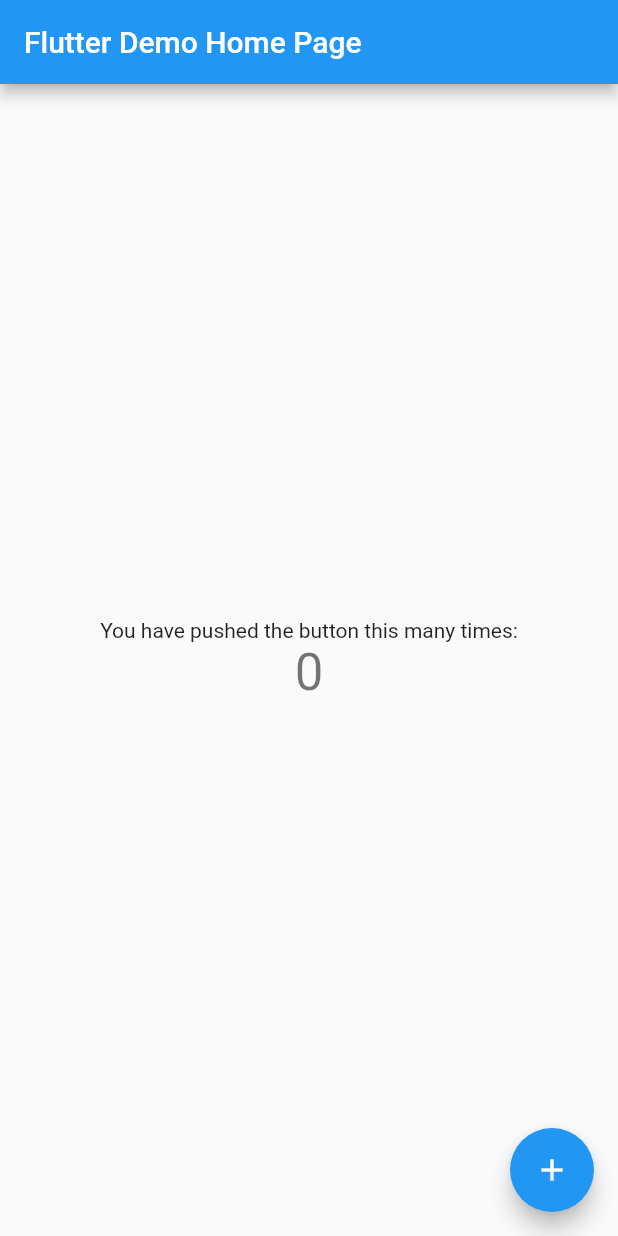
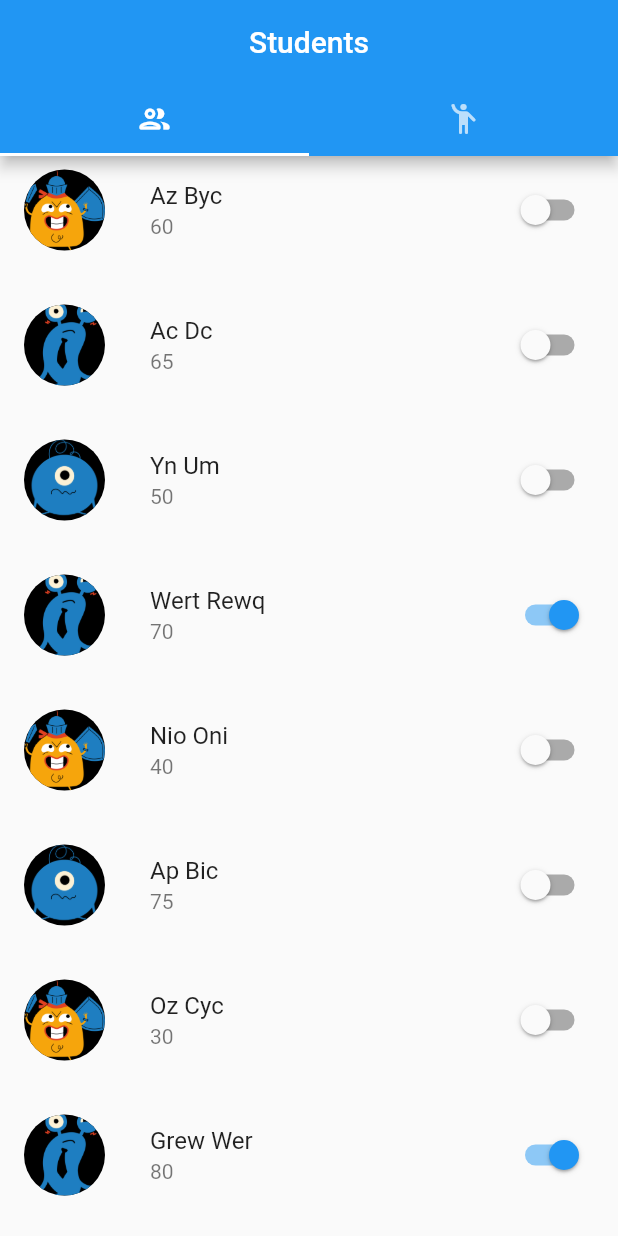
Before and after one commit to PaulRublev/devtools_flutter, a Flutter app: the screen it shows after launch, on a phone screen of 412 x 824 dp. Run offline on Flutter 3.47's test engine with Material 2 defaults, Android fonts, the phone set to English and light mode, and no system bars.

Commit message:
Task 1. Flutter Inspector

```diff
--- a/lib/main.dart
+++ b/lib/main.dart
@@ -1,11 +1,11 @@
 import 'package:flutter/material.dart';
 
 void main() {
-  runApp(const MyApp());
+  runApp(App());
 }
 
-class MyApp extends StatelessWidget {
-  const MyApp({super.key});
+class App extends StatelessWidget {
+  App({super.key});
 
   @override
   Widget build(BuildContext context) {
@@ -14,54 +14,205 @@
       theme: ThemeData(
         primarySwatch: Colors.blue,
       ),
-      home: const MyHomePage(title: 'Flutter Demo Home Page'),
+      home: HomePage(),
     );
   }
 }
 
-class MyHomePage extends StatefulWidget {
-  const MyHomePage({super.key, required this.title});
-
-  final String title;
+class HomePage extends StatefulWidget {
+  HomePage({super.key});
 
   @override
-  State<MyHomePage> createState() => _MyHomePageState();
+  State<HomePage> createState() => _HomePageState();
 }
 
-class _MyHomePageState extends State<MyHomePage> {
-  int _counter = 0;
-
-  void _incrementCounter() {
-    setState(() {
-      _counter++;
-    });
-  }
+class _HomePageState extends State<HomePage> {
+  final List<Student> studentsList = List.castFrom(students);
 
   @override
   Widget build(BuildContext context) {
-    return Scaffold(
-      appBar: AppBar(
-        title: Text(widget.title),
-      ),
-      body: Center(
-        child: Column(
-          mainAxisAlignment: MainAxisAlignment.center,
-          children: <Widget>[
-            const Text(
-              'You have pushed the button this many times:',
+    return MaterialApp(
+      home: DefaultTabController(
+        length: 2,
+        child: Scaffold(
+          appBar: AppBar(
+            bottom: TabBar(
+              onTap: (value) {
+                setState(() {});
+              },
+              tabs: [
+                Tab(icon: Icon(Icons.people_outline_rounded)),
+                Tab(icon: Icon(Icons.emoji_people_rounded)),
+              ],
             ),
-            Text(
-              '$_counter',
-              style: Theme.of(context).textTheme.headline4,
-            ),
-          ],
+            title: Text('Students'),
+            centerTitle: true,
+          ),
+          body: TabBarView(
+            children: [
+              makeStudentsView(),
+              makeActivistsView(),
+            ],
+          ),
         ),
-      ),
-      floatingActionButton: FloatingActionButton(
-        onPressed: _incrementCounter,
-        tooltip: 'Increment',
-        child: const Icon(Icons.add),
       ),
     );
   }
+
+  Widget makeStudentsView() {
+    return ListView.builder(
+      itemCount: studentsList.length,
+      itemBuilder: (context, index) {
+        return SizedBox(
+          height: 90,
+          child: ListTile(
+            horizontalTitleGap: 30,
+            leading: CircleAvatar(
+              radius: 27,
+              backgroundColor: Colors.black,
+              backgroundImage: AssetImage(studentsList[index].avatarPath),
+            ),
+            title: Text(studentsList[index].name),
+            subtitle: Text(studentsList[index].gpa.toString()),
+            trailing: Switch(
+              value: studentsList[index].isActivist,
+              onChanged: (value) async {
+                await showModalBottomSheet(
+                  context: context,
+                  builder: (context) => Column(
+                    mainAxisSize: MainAxisSize.min,
+                    children: [
+                      Padding(
+                        padding: EdgeInsets.all(15),
+                        child: value
+                            ? Text(
+                                'Add ${studentsList[index].name} with GPA: ${studentsList[index].gpa} to activists?',
+                              )
+                            : Text(
+                                'Remove ${studentsList[index].name} with GPA: ${studentsList[index].gpa} from activists?',
+                              ),
+                      ),
+                      Row(
+                        mainAxisAlignment: MainAxisAlignment.spaceEvenly,
+                        children: [
+                          ElevatedButton(
+                            onPressed: () {
+                              studentsList[index].isActivist = value;
+                              Navigator.pop(context);
+                            },
+                            child: Icon(Icons.check_rounded),
+                          ),
+                          OutlinedButton(
+                            onPressed: () {
+                              Navigator.pop(context);
+                            },
+                            child: Icon(Icons.close_rounded),
+                          ),
+                        ],
+                      ),
+                    ],
+                  ),
+                );
+                setState(() {});
+              },
+            ),
+          ),
+        );
+      },
+    );
+  }
+
+  Widget makeActivistsView() {
+    List<Student> activistsList =
+        studentsList.where((element) => element.isActivist).toList();
+    return ListView.builder(
+      itemCount: activistsList.length,
+      itemBuilder: (context, index) {
+        return SizedBox(
+          height: 90,
+          child: ListTile(
+            horizontalTitleGap: 30,
+            leading: CircleAvatar(
+              radius: 27,
+              backgroundColor: Colors.black,
+              backgroundImage: AssetImage(activistsList[index].avatarPath),
+            ),
+            title: Text(activistsList[index].name),
+            subtitle: Text(activistsList[index].gpa.toString()),
+            trailing: Switch(
+              value: activistsList[index].isActivist,
+              onChanged: (value) async {
+                await showModalBottomSheet(
+                  context: context,
+                  builder: (context) => Column(
+                    mainAxisSize: MainAxisSize.min,
+                    children: [
+                      Padding(
+                        padding: EdgeInsets.all(15),
+                        child: value
+                            ? Text(
+                                'Add ${activistsList[index].name} with GPA: ${activistsList[index].gpa} to activists?',
+                              )
+                            : Text(
+                                'Remove ${activistsList[index].name} with GPA: ${activistsList[index].gpa} from activists?',
+                              ),
+                      ),
+                      Row(
+                        mainAxisAlignment: MainAxisAlignment.spaceEvenly,
+                        children: [
+                          ElevatedButton(
+                            onPressed: () {
+                              activistsList[index].isActivist = value;
+                              Navigator.pop(context);
+                            },
+                            child: Icon(Icons.check_rounded),
+                          ),
+                          OutlinedButton(
+                            onPressed: () {
+                              Navigator.pop(context);
+                            },
+                            child: Icon(Icons.close_rounded),
+                          ),
+                        ],
+                      ),
+                    ],
+                  ),
+                );
+                setState(() {});
+              },
+            ),
+          ),
+        );
+      },
+    );
+  }
 }
+
+class Student {
+  static const assetsPath = 'assets/images/';
+
+  bool isActivist;
+  String name;
+  int gpa;
+  String avatarPath = '';
+
+  Student(this.name, this.isActivist, this.gpa, path) {
+    avatarPath = '$assetsPath$path';
+  }
+}
+
+List<Student> students = [
+  Student('Az Byc', false, 60, 'jelly-armored.png'),
+  Student('Ac Dc', false, 65, 'jelly-confused.png'),
+  Student('Yn Um', false, 50, 'jelly-sad.png'),
+  Student('Wert Rewq', true, 70, 'jelly-confused.png'),
+  Student('Nio Oni', false, 40, 'jelly-armored.png'),
+  Student('Ap Bic', false, 75, 'jelly-sad.png'),
+  Student('Oz Cyc', false, 30, 'jelly-armored.png'),
+  Student('Grew Wer', true, 80, 'jelly-confused.png'),
+  Student('Hoj Ooui', false, 20, 'jelly-sad.png'),
+  Student('Njk Fsd', true, 85, 'jelly-armored.png'),
+  Student('Bup Pup', false, 10, 'jelly-sad.png'),
+  Student('Qdd Sdd', true, 90, 'jelly-confused.png'),
+  Student('Zom Comm', false, 0, 'jelly-armored.png'),
+];
--- a/pubspec.yaml
+++ b/pubspec.yaml
@@ -60,7 +60,8 @@
   uses-material-design: true
 
   # To add assets to your application, add an assets section, like this:
-  # assets:
+  assets:
+    - assets/images/
   #   - images/a_dot_burr.jpeg
   #   - images/a_dot_ham.jpeg
 
```
Also changed, not shown: assets/images/jelly-armored.png (added), assets/images/jelly-confused.png (added), assets/images/jelly-sad.png (added).
